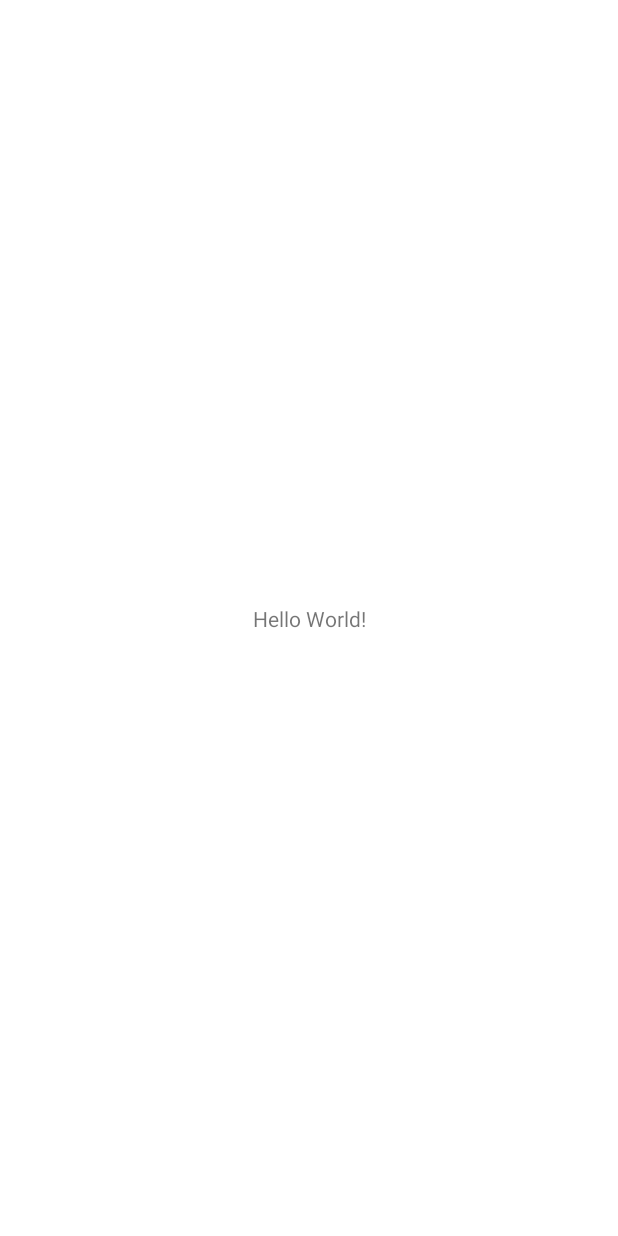
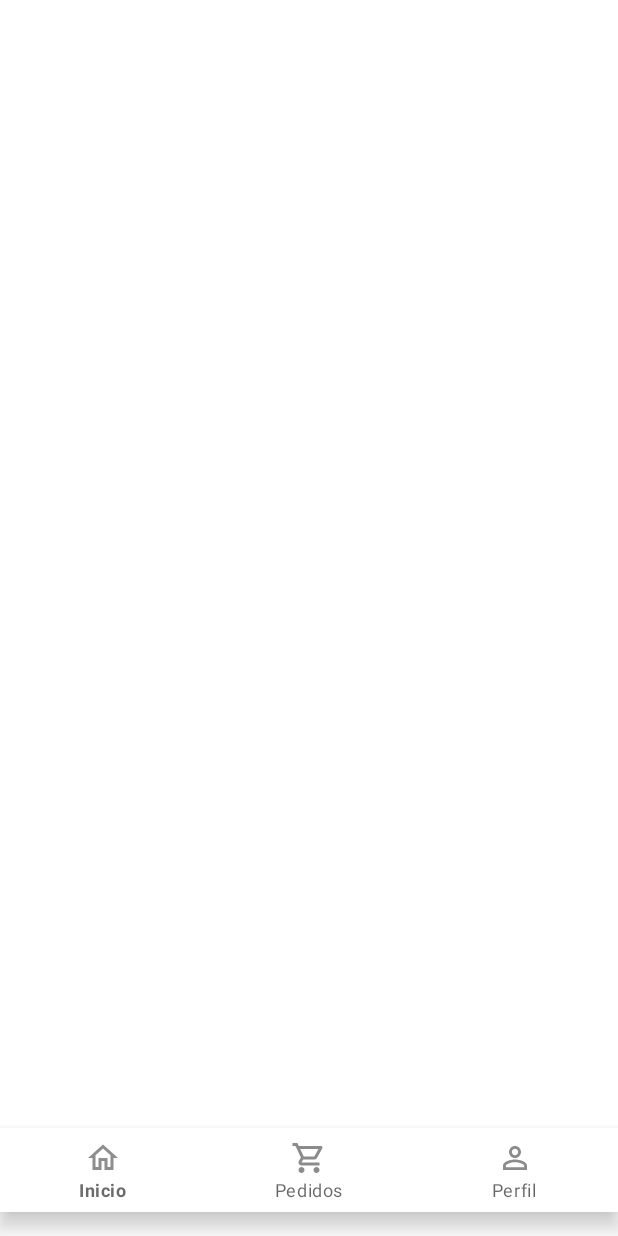
Before and after one commit to caiojj/HunterBay, an Android app: the MainActivity screen opened directly, with no data from a screen before it, on a phone screen of 412 x 824 dp. Before the commit the screen is almost empty. Run offline under Robolectric (Android 15) with nearby library versions, the light colour scheme and no system bars.

Commit message:
Implementado icones e titulo

```diff
--- /dev/null
+++ b/app/src/main/res/drawable/ic_home.xml
@@ -0,0 +1,9 @@
+<vector xmlns:android="http://schemas.android.com/apk/res/android"
+    android:width="24dp"
+    android:height="24dp"
+    android:viewportWidth="24"
+    android:viewportHeight="24">
+  <path
+      android:pathData="M12,5.69l5,4.5V18h-2v-6H9v6H7v-7.81l5,-4.5M12,3L2,12h3v8h6v-6h2v6h6v-8h3L12,3z"
+      android:fillColor="#C13C3939"/>
+</vector>
--- /dev/null
+++ b/app/src/main/res/drawable/ic_person.xml
@@ -0,0 +1,9 @@
+<vector xmlns:android="http://schemas.android.com/apk/res/android"
+    android:width="24dp"
+    android:height="24dp"
+    android:viewportWidth="24"
+    android:viewportHeight="24">
+  <path
+      android:pathData="M12,5.9c1.16,0 2.1,0.94 2.1,2.1s-0.94,2.1 -2.1,2.1S9.9,9.16 9.9,8s0.94,-2.1 2.1,-2.1m0,9c2.97,0 6.1,1.46 6.1,2.1v1.1L5.9,18.1L5.9,17c0,-0.64 3.13,-2.1 6.1,-2.1M12,4C9.79,4 8,5.79 8,8s1.79,4 4,4 4,-1.79 4,-4 -1.79,-4 -4,-4zM12,13c-2.67,0 -8,1.34 -8,4v3h16v-3c0,-2.66 -5.33,-4 -8,-4z"
+      android:fillColor="#C13C3939"/>
+</vector>
--- /dev/null
+++ b/app/src/main/res/drawable/ic_shopping.xml
@@ -0,0 +1,9 @@
+<vector xmlns:android="http://schemas.android.com/apk/res/android"
+    android:width="24dp"
+    android:height="24dp"
+    android:viewportWidth="24"
+    android:viewportHeight="24">
+  <path
+      android:pathData="M15.55,13c0.75,0 1.41,-0.41 1.75,-1.03l3.58,-6.49c0.37,-0.66 -0.11,-1.48 -0.87,-1.48L5.21,4l-0.94,-2L1,2v2h2l3.6,7.59 -1.35,2.44C4.52,15.37 5.48,17 7,17h12v-2L7,15l1.1,-2h7.45zM6.16,6h12.15l-2.76,5L8.53,11L6.16,6zM7,18c-1.1,0 -1.99,0.9 -1.99,2S5.9,22 7,22s2,-0.9 2,-2 -0.9,-2 -2,-2zM17,18c-1.1,0 -1.99,0.9 -1.99,2s0.89,2 1.99,2 2,-0.9 2,-2 -0.9,-2 -2,-2z"
+      android:fillColor="#C13C3939"/>
+</vector>
--- a/app/src/main/res/layout/activity_main.xml
+++ b/app/src/main/res/layout/activity_main.xml
@@ -1,18 +1,19 @@
 <?xml version="1.0" encoding="utf-8"?>
-<androidx.constraintlayout.widget.ConstraintLayout xmlns:android="http://schemas.android.com/apk/res/android"
+<androidx.constraintlayout.widget.ConstraintLayout
+    xmlns:android="http://schemas.android.com/apk/res/android"
     xmlns:app="http://schemas.android.com/apk/res-auto"
     xmlns:tools="http://schemas.android.com/tools"
     android:layout_width="match_parent"
     android:layout_height="match_parent"
     tools:context=".ui.MainActivity">
 
-    <TextView
-        android:layout_width="wrap_content"
-        android:layout_height="wrap_content"
-        android:text="Hello World!"
+    <com.google.android.material.bottomnavigation.BottomNavigationView
+        app:layout_constraintEnd_toEndOf="parent"
+        app:layout_constraintStart_toStartOf="parent"
+        app:menu="@menu/bottom_navigation"
+        android:layout_marginBottom="16dp"
         app:layout_constraintBottom_toBottomOf="parent"
-        app:layout_constraintLeft_toLeftOf="parent"
-        app:layout_constraintRight_toRightOf="parent"
-        app:layout_constraintTop_toTopOf="parent" />
+        android:layout_width="match_parent"
+        android:layout_height="wrap_content"/>
 
 </androidx.constraintlayout.widget.ConstraintLayout>
--- /dev/null
+++ b/app/src/main/res/menu/bottom_navigation.xml
@@ -0,0 +1,13 @@
+<?xml version="1.0" encoding="utf-8"?>
+<menu
+    xmlns:android="http://schemas.android.com/apk/res/android">
+    <item
+        android:title="@string/home"
+        android:icon="@drawable/ic_home"/>
+    <item
+        android:title="Pedidos"
+        android:icon="@drawable/ic_shopping"/>
+    <item
+        android:title="@string/profile"
+        android:icon="@drawable/ic_person"/>
+</menu>
--- a/app/src/main/res/values/strings.xml
+++ b/app/src/main/res/values/strings.xml
@@ -12,4 +12,6 @@
     <string name="set_email">Digite seu e-mail</string>
     <string name="instructions_password"> Para redefinir sua senha, informe o usuário ou email cadastrado na sua conta e lhe enviaremos um link com as instruções.</string>
     <string name="lastName">Sobrenome</string>
+    <string name="profile">Perfil</string>
+    <string name="home">Inicio</string>
 </resources>
```
